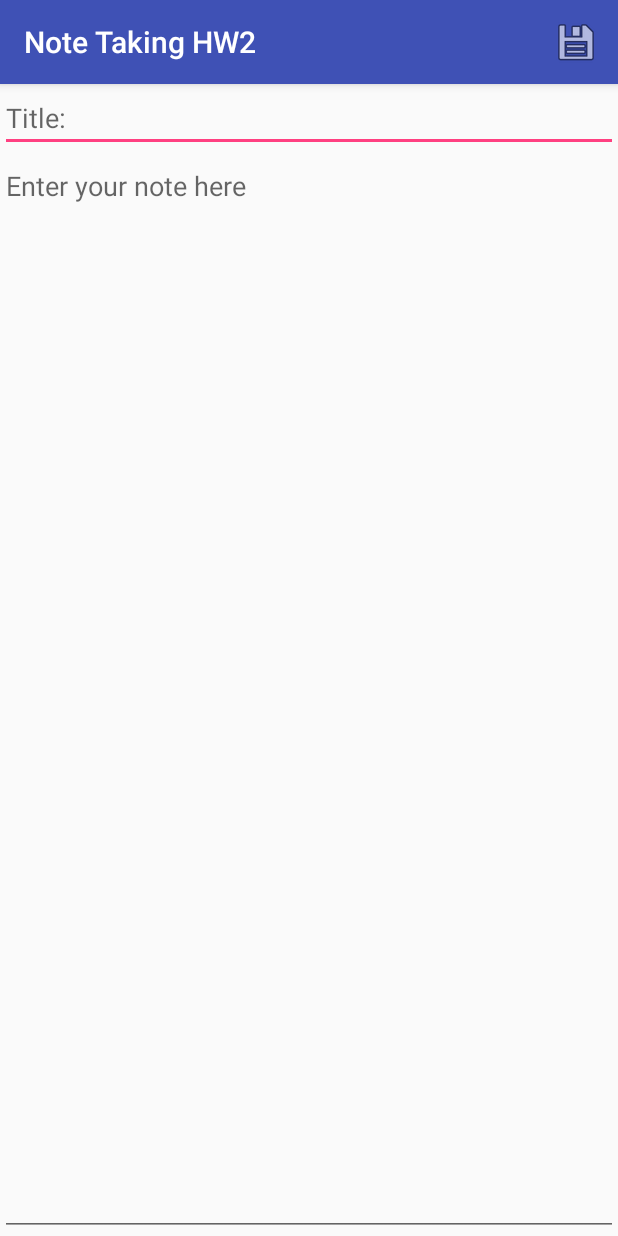
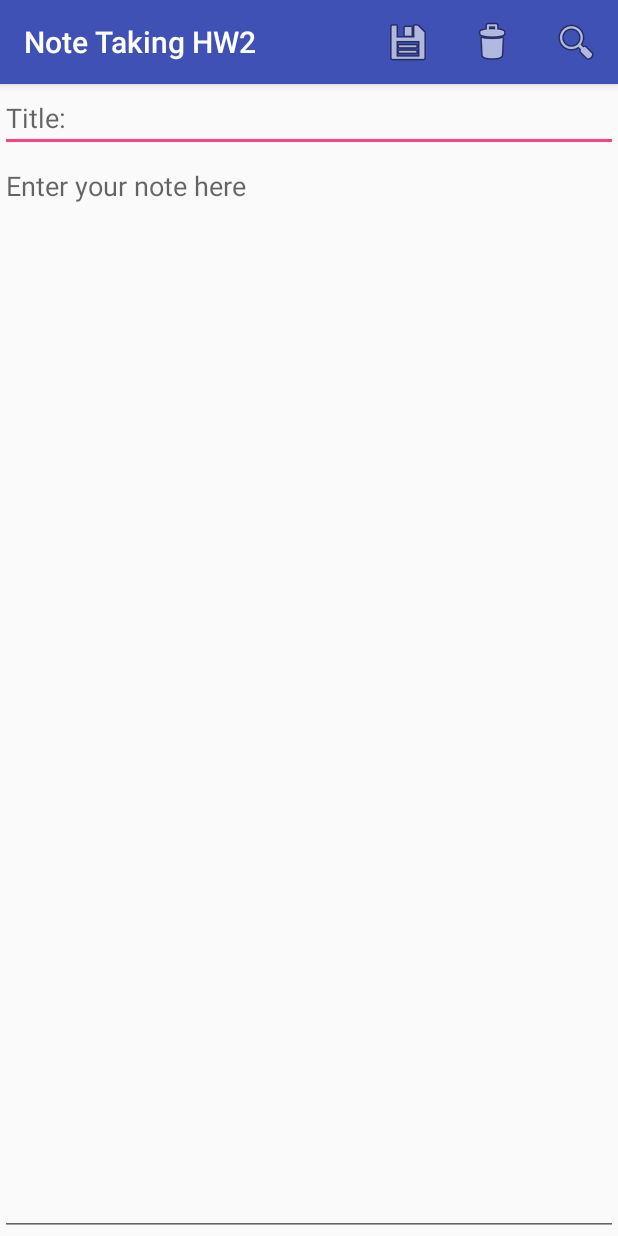
Before and after one commit to dsaffo/Comp330_Project2, an Android app: the screen it shows after launch (NoteActivity), after a tap on "create", on a phone screen of 412 x 824 dp. Run offline under Robolectric (Android 15) with nearby library versions, the phone set to English and light mode, and no system bars.

Commit message:
UPDATE- can now create a new note with date created, title, and content; can edit/delete notes; have an alert box set up to ask user if they actually want to delete; figured out the xml to use androids built in icons for add, delete, and search (search function still needed)

```diff
--- a/app/src/main/java/com/brendan/notetakinghw2/MainActivity.java
+++ b/app/src/main/java/com/brendan/notetakinghw2/MainActivity.java
@@ -57,6 +57,7 @@ public class MainActivity extends AppCompatActivity {
             NoteAdaptor na = new NoteAdaptor(this, R.layout.item_note, notes);
             nListViewNotes.setAdapter(na);
 
+            //gets the file based what posistion the user clicked on
             nListViewNotes.setOnItemClickListener(new AdapterView.OnItemClickListener() {
                 @Override
                 public void onItemClick(AdapterView<?> parent, View view, int position, long id) {
--- a/app/src/main/res/menu/menu_main.xml
+++ b/app/src/main/res/menu/menu_main.xml
@@ -12,4 +12,12 @@
         android:orderInCategory="0"
         app:showAsAction="always"/>
 
+    <item
+        android:enabled="true"
+        android:title="create"
+        android:id="@+id/action_main_new_search"
+        android:icon="@android:drawable/ic_menu_search"
+        android:orderInCategory="0"
+        app:showAsAction="always"/>
+
 </menu>
--- a/app/src/main/res/menu/menu_note_new.xml
+++ b/app/src/main/res/menu/menu_note_new.xml
@@ -12,4 +12,20 @@
         android:orderInCategory="0"
         app:showAsAction="always"/>
 
+    <item
+        android:enabled="true"
+        android:title="save"
+        android:id="@+id/action_note_delete"
+        android:icon="@android:drawable/ic_menu_delete"
+        android:orderInCategory="0"
+        app:showAsAction="always"/>
+
+    <item
+        android:enabled="true"
+        android:title="save"
+        android:id="@+id/action_note_search"
+        android:icon="@android:drawable/ic_menu_search"
+        android:orderInCategory="0"
+        app:showAsAction="always"/>
+
 </menu>
```
Also changed, not shown: app/src/main/java/com/brendan/notetakinghw2/NoteActivity.java (+42 -5 lines), app/src/main/java/com/brendan/notetakinghw2/Utilities.java (+9 -0 lines).
